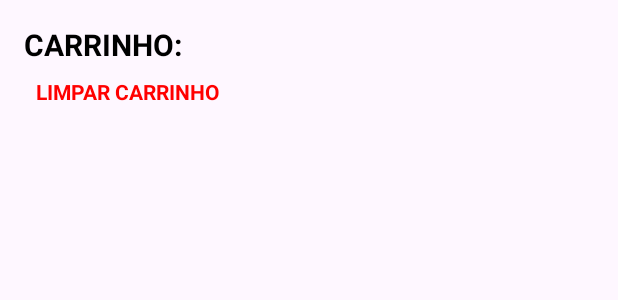
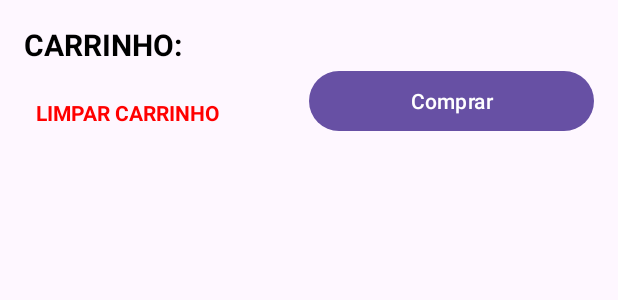
Before and after one commit to gustavodias24/TccPetShop, an Android app: the layout fragment_cart.xml on its own in the app's theme, with its tools: preview values and no code run, on a phone screen of 412 x 824 dp. Shown: the top 300 px of the screen. Run offline under Robolectric (Android 15) with nearby library versions, the phone set to English and light mode, and no system bars.

Commit message:
OK - Funcionalidade de comprar um produto e fazer as referências de usuário, loja e  produto. OK - Funcionalidade de atualizar estoque quando houver uma compra.

```diff
--- a/app/src/main/res/layout/fragment_cart.xml
+++ b/app/src/main/res/layout/fragment_cart.xml
@@ -19,18 +19,33 @@
         android:textSize="20sp"
         android:textStyle="bold" />
 
+    <LinearLayout
+        android:layout_width="match_parent"
+        android:layout_height="wrap_content"
+        android:orientation="horizontal">
+
         <TextView
             android:id="@+id/limpar_carrinho"
             android:layout_width="match_parent"
             android:layout_height="wrap_content"
             android:layout_margin="8dp"
+            android:layout_weight="1"
             android:text="Limpar carrinho"
             android:textAllCaps="true"
             android:textColor="#FF0000"
             android:textStyle="bold" />
 
+        <Button
+            android:id="@+id/btn_comprar"
+            android:layout_width="match_parent"
+            android:layout_height="wrap_content"
+            android:layout_weight="1"
+            android:text="Comprar" />
+    </LinearLayout>
+
     <androidx.recyclerview.widget.RecyclerView
         android:id="@+id/recyler_carrinho"
         android:layout_width="match_parent"
         android:layout_height="match_parent" />
+
 </LinearLayout>
```
Also changed, not shown: app/src/main/java/benicio/soluces/tccpetshop/ui/FragmentCart.java (+68 -0 lines). Lines whose indentation alone changed are shown as unchanged.
